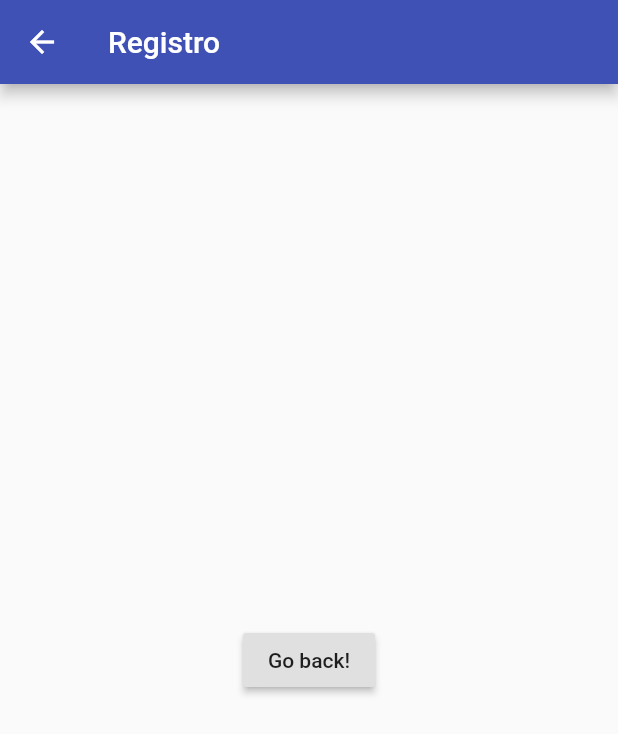
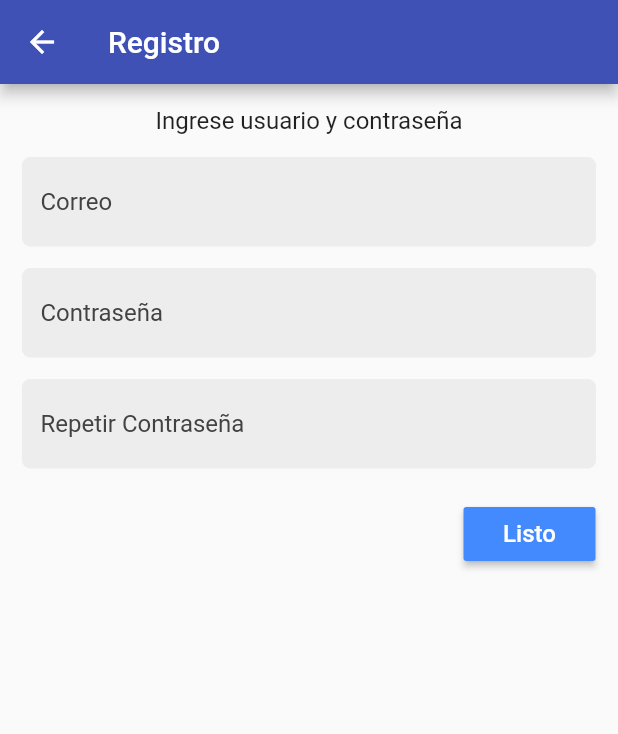
Before and after one commit to Mango3313/HeyListenFlutter, a Flutter app: the screen it shows after launch, after a tap on "Registrarse", on a phone screen of 412 x 824 dp. Shown: the top 734 px of the screen. Run offline on Flutter 3.47's test engine with Material 2 defaults, Android fonts, the phone set to English and light mode, and no system bars.

```diff
--- a/lib/main.dart
+++ b/lib/main.dart
@@ -7,20 +7,11 @@ class MyApp extends StatelessWidget {
   @override
   Widget build(BuildContext context) {
     return MaterialApp(
-      title: 'Flutter Demo',
+      title: 'Hey, Listen!',
       theme: ThemeData(
-        // This is the theme of your application.
-        //
-        // Try running your application with "flutter run". You'll see the
-        // application has a blue toolbar. Then, without quitting the app, try
-        // changing the primarySwatch below to Colors.green and then invoke
-        // "hot reload" (press "r" in the console where you ran "flutter run",
-        // or simply save your changes to "hot reload" in a Flutter IDE).
-        // Notice that the counter didn't reset back to zero; the application
-        // is not restarted.
         primarySwatch: ColorPrimario,
       ),
-      home: MyHomePage(title: 'Flutter Demo Home Page'),
+      home: MyHomePage(title: ''),
     );
   }
   MaterialColor ColorPrimario = const MaterialColor (0xFF3F51B5, const <int,Color>{
@@ -117,12 +108,81 @@ class Registro extends StatelessWidget{
         title: Text("Registro",textAlign: TextAlign.center,),
       ),
       body: Center(
-        child: RaisedButton(
-          onPressed: () {
-            // Navigate back to first route when tapped.
-          },
-          child: Text('Go back!'),
-        ),
+        child: Padding(padding: const EdgeInsets.all(15),
+          child: Column(
+            children: <Widget>[
+              Text(
+                "Ingrese usuario y contraseña",
+                textAlign: TextAlign.left,
+                style: TextStyle(
+                    fontSize: 16
+                ),
+              ),
+              SizedBox(height: 15,),
+              TextField(
+                decoration: new InputDecoration(
+                    border: new OutlineInputBorder(),
+                    enabledBorder: const OutlineInputBorder(
+                      borderSide: const BorderSide(color: Color(0xFFEDEDED), width: 0.0),
+                      borderRadius: const BorderRadius.all(
+                        const Radius.circular(5.0),
+                      ),
+                    ),
+                    filled: true,
+                    hintStyle: new TextStyle(color: Colors.grey[800]),
+                    hintText: "Correo",
+                    fillColor: Color(0xFFEDEDED)),
+              ),
+              SizedBox(height: 15,),
+              TextFormField(
+                decoration: new InputDecoration(
+                    border: new OutlineInputBorder(),
+                    enabledBorder: const OutlineInputBorder(
+                      borderSide: const BorderSide(color: Color(0xFFEDEDED), width: 0.0),
+                      borderRadius: const BorderRadius.all(
+                        const Radius.circular(5.0),
+                      ),
+                    ),
+                    filled: true,
+                    hintStyle: new TextStyle(color: Colors.grey[800]),
+                    hintText: "Contraseña",
+                    fillColor: Color(0xFFEDEDED)),
+              ),
+              SizedBox(height: 15,),
+              TextFormField(
+                decoration: new InputDecoration(
+                    border: new OutlineInputBorder(),
+                    enabledBorder: const OutlineInputBorder(
+                      borderSide: const BorderSide(color: Color(0xFFEDEDED), width: 0.0),
+                      borderRadius: const BorderRadius.all(
+                        const Radius.circular(5.0),
+                      ),
+                    ),
+                    filled: true,
+                    hintStyle: new TextStyle(color: Colors.grey[800]),
+                    hintText: "Repetir Contraseña",
+                    fillColor: Color(0xFFEDEDED)),
+              ),
+              SizedBox(height: 20,),
+
+              Row(
+                mainAxisAlignment: MainAxisAlignment.end,
+                children: <Widget>[
+                  RaisedButton(
+                    color: Color(0xFF448AFF),
+                    onPressed: (){},
+                    child: Text("Listo",
+                      style: TextStyle(
+                          color: Colors.white,
+                          fontSize: 16
+                      ),
+                    ),
+                  )
+                ],
+              ),
+            ],
+          ),
+        )
       ),
     );
   }
@@ -135,12 +195,66 @@ class Ingreso extends StatelessWidget{
         title: Text("Ingresar",textAlign: TextAlign.center,),
       ),
       body: Center(
-        child: RaisedButton(
-          onPressed: () {
-            // Navigate back to first route when tapped.
-          },
-          child: Text('Go back!'),
+        child: Padding(padding: const EdgeInsets.all(15),
+          child: Column(
+          children: <Widget>[
+            SizedBox(height: 100,),
+            Text(
+              "Ingrese usuario y contraseña",
+              textAlign: TextAlign.left,
+              style: TextStyle(
+                fontSize: 16
+              ),
+            ),
+            SizedBox(height: 15,),
+            TextField(
+              decoration: new InputDecoration(
+                  border: new OutlineInputBorder(),
+                  enabledBorder: const OutlineInputBorder(
+                    borderSide: const BorderSide(color: Color(0xFFEDEDED), width: 0.0),
+                    borderRadius: const BorderRadius.all(
+                      const Radius.circular(5.0),
+                    ),
+                  ),
+                  filled: true,
+                  hintStyle: new TextStyle(color: Colors.grey[800]),
+                  hintText: "Correo",
+                  fillColor: Color(0xFFEDEDED)),
+            ),
+            SizedBox(height: 15,),
+            TextFormField(
+              decoration: new InputDecoration(
+                  border: new OutlineInputBorder(),
+                  enabledBorder: const OutlineInputBorder(
+                    borderSide: const BorderSide(color: Color(0xFFEDEDED), width: 0.0),
+                    borderRadius: const BorderRadius.all(
+                      const Radius.circular(5.0),
+                    ),
+                  ),
+                  filled: true,
+                  hintStyle: new TextStyle(color: Colors.grey[800]),
+                  hintText: "Contraseña",
+                  fillColor: Color(0xFFEDEDED)),
+            ),
+            SizedBox(height: 20,),
+            Row(
+              mainAxisAlignment: MainAxisAlignment.end,
+              children: <Widget>[
+                RaisedButton(
+                  color: Color(0xFF448AFF),
+                  onPressed: (){},
+                  child: Text("Listo",
+                    style: TextStyle(
+                        color: Colors.white,
+                        fontSize: 16
+                    ),
+                  ),
+                )
+              ],
+            ),
+          ],
         ),
+        )
       ),
     );
   }
```
